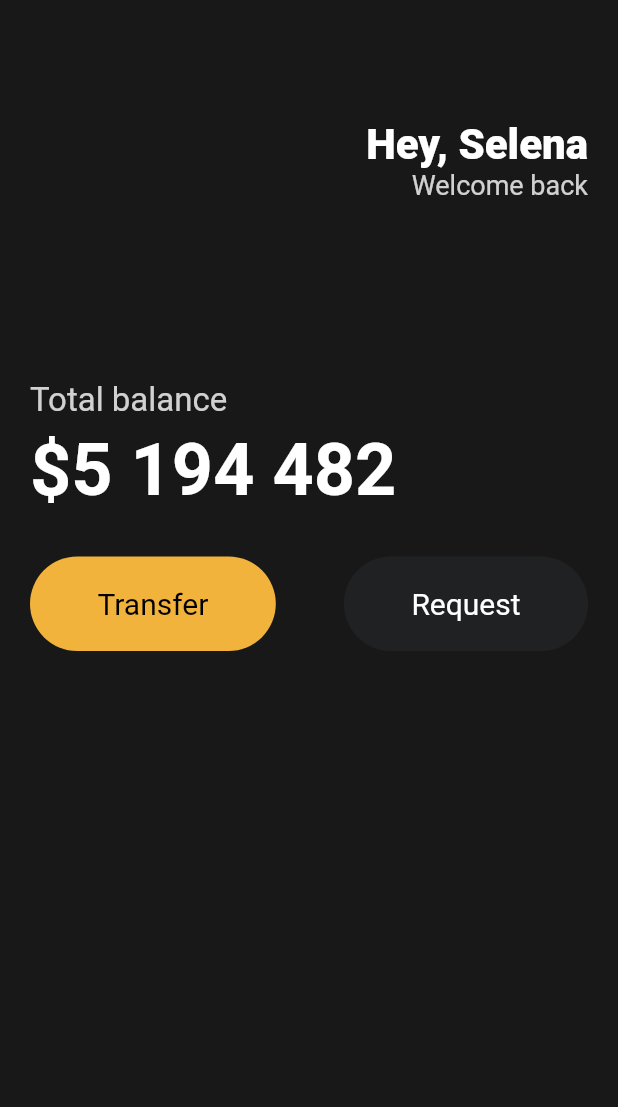
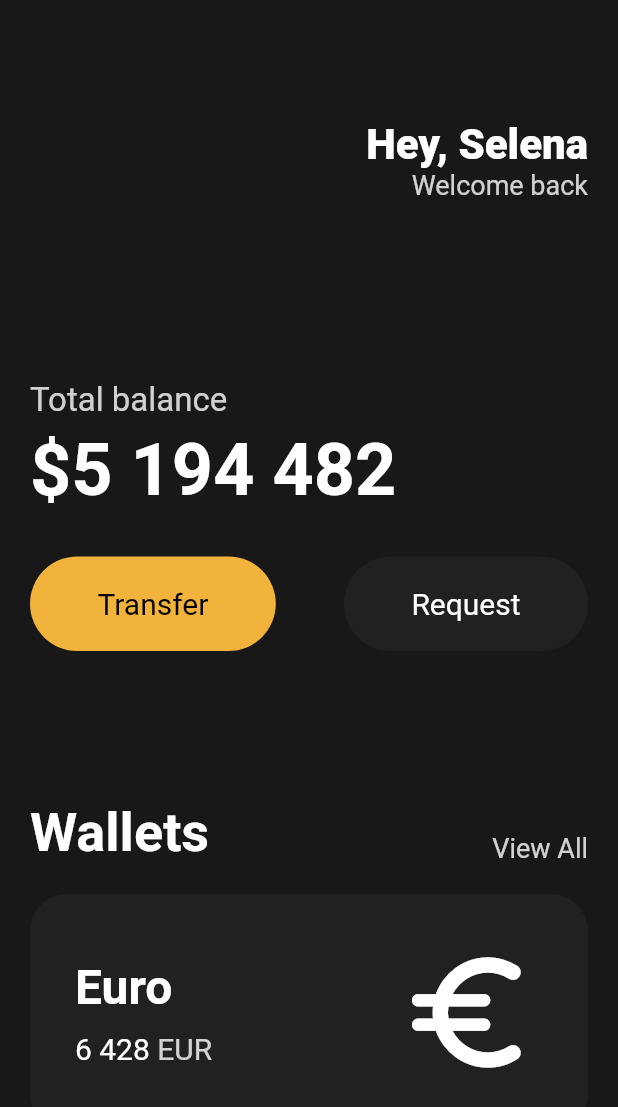
Before and after one commit to hhw12409/flutter-wallet-app, a Flutter app: the screen it shows after launch, on a phone screen of 412 x 824 dp. Shown: the top 1107 px of the screen. Run offline on Flutter 3.47's test engine with Material 2 defaults, Android fonts, the phone set to English and light mode, and no system bars.

Commit message:
feat make wallets card

```diff
--- a/lib/main.dart
+++ b/lib/main.dart
@@ -78,6 +78,87 @@ class App extends StatelessWidget {
                     textColor: Colors.white,
                   ),
                 ],
+              ),
+              const SizedBox(
+                height: 100,
+              ),
+              Row(
+                mainAxisAlignment: MainAxisAlignment.spaceBetween,
+                crossAxisAlignment: CrossAxisAlignment.end,
+                children: [
+                  const Text(
+                    'Wallets',
+                    style: TextStyle(
+                      color: Colors.white,
+                      fontSize: 36,
+                      fontWeight: FontWeight.w600,
+                    ),
+                  ),
+                  Text(
+                    'View All',
+                    style: TextStyle(
+                      color: Colors.white.withOpacity(0.8),
+                      fontSize: 18,
+                    ),
+                  ),
+                ],
+              ),
+              const SizedBox(
+                height: 20,
+              ),
+              Container(
+                decoration: BoxDecoration(
+                  color: const Color(0xFF1F2123),
+                  borderRadius: BorderRadius.circular(25),
+                ),
+                child: Padding(
+                  padding: const EdgeInsets.all(30),
+                  child: Row(
+                    mainAxisAlignment: MainAxisAlignment.spaceBetween,
+                    children: [
+                      Column(
+                        crossAxisAlignment: CrossAxisAlignment.start,
+                        children: [
+                          const Text(
+                            'Euro',
+                            style: TextStyle(
+                              color: Colors.white,
+                              fontSize: 32,
+                              fontWeight: FontWeight.w600,
+                            ),
+                          ),
+                          const SizedBox(
+                            height: 10,
+                          ),
+                          Row(
+                            children: [
+                              const Text(
+                                '6 428',
+                                style: TextStyle(
+                                  color: Colors.white,
+                                  fontSize: 20,
+                                ),
+                              ),
+                              const SizedBox(width: 5),
+                              Text(
+                                'EUR',
+                                style: TextStyle(
+                                  color: Colors.white.withOpacity(0.8),
+                                  fontSize: 20,
+                                ),
+                              ),
+                            ],
+                          ),
+                        ],
+                      ),
+                      const Icon(
+                        Icons.euro_rounded,
+                        color: Colors.white,
+                        size: 98,
+                      )
+                    ],
+                  ),
+                ),
               )
             ],
           ),
```
